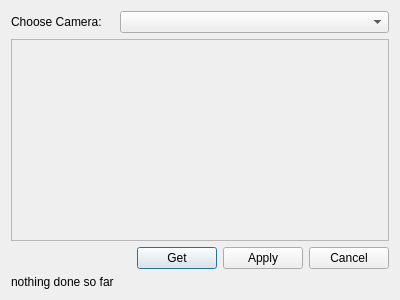
Qt form src/ui/SkyeCameraReconfigure.ui (skye-git/qgroundcontrol-old) before a commit.
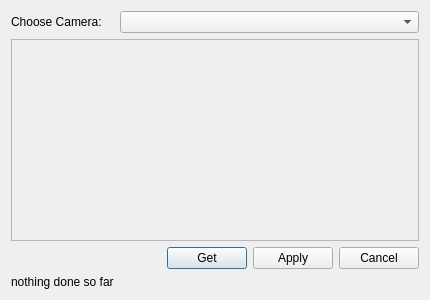
The same form after that commit.

```diff
--- a/src/ui/SkyeCameraReconfigure.ui
+++ b/src/ui/SkyeCameraReconfigure.ui
@@ -6,7 +6,7 @@
    <rect>
     <x>0</x>
     <y>0</y>
-    <width>400</width>
+    <width>430</width>
     <height>300</height>
    </rect>
   </property>
@@ -37,7 +37,7 @@
        <rect>
         <x>0</x>
         <y>0</y>
-        <width>380</width>
+        <width>410</width>
         <height>76</height>
        </rect>
       </property>
```
Left out of the diff: 2 changed lines with no effect on the pictures.
